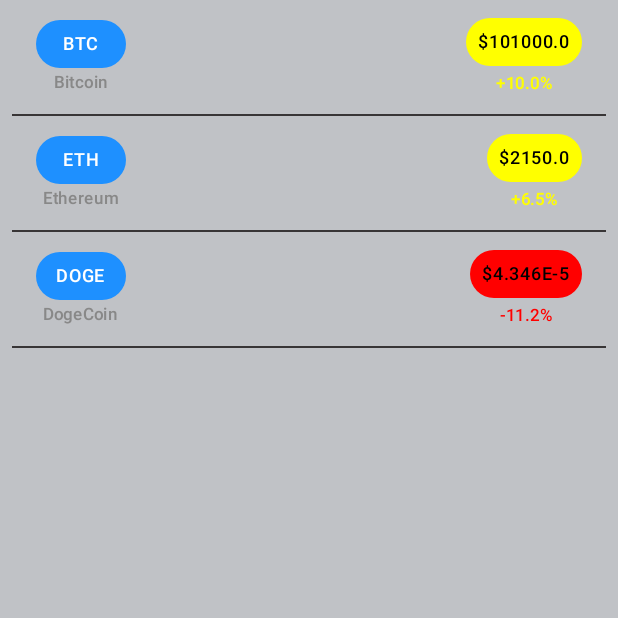
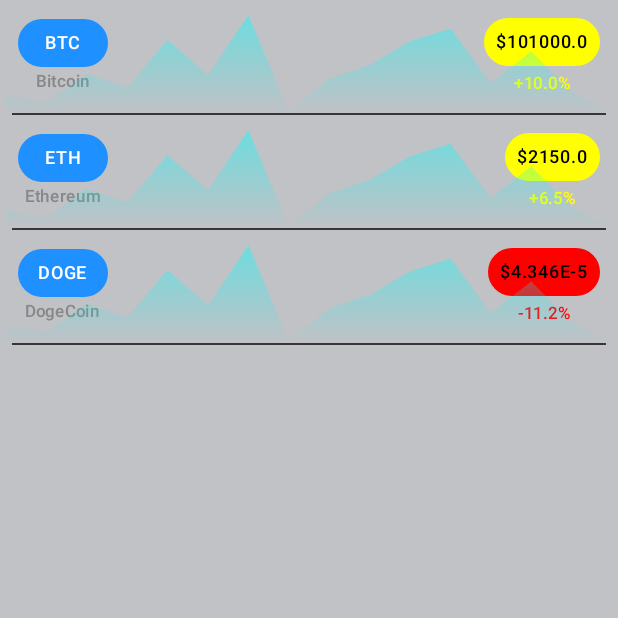
Before and after one commit to rafaelagp/CoinWatcher, an Android app built with Jetpack Compose: the composable CoinList called with sample values from the repository, on a phone screen of 412 x 824 dp, the top half of it. Run offline under Robolectric (Android 15) with nearby library versions, the phone set to English and light mode, and no system bars; our stand-ins replace constraintlayout-compose.

Commit message:
Added chart to crypto list item

```diff
--- /dev/null
+++ b/app/src/main/java/net/rafgpereira/coinwatcher/ui/common/LineChart.kt
@@ -0,0 +1,116 @@
+package net.rafgpereira.coinwatcher.ui.common
+
+import android.graphics.Paint
+import androidx.compose.foundation.Canvas
+import androidx.compose.runtime.Composable
+import androidx.compose.runtime.remember
+import androidx.compose.ui.Modifier
+import androidx.compose.ui.graphics.*
+import androidx.compose.ui.graphics.drawscope.Stroke
+import androidx.compose.ui.platform.LocalDensity
+import androidx.compose.ui.unit.dp
+import androidx.compose.ui.unit.sp
+import kotlin.math.round
+import kotlin.math.roundToInt
+
+// Derived from https://raw.githubusercontent.com/metehanbolatt/LineChartCompose/refs/heads/master/app/src/main/java/com/metehanbolat/linechartcompose/LineChart.kt
+@Composable
+fun LineChart(
+    data: List<Pair<Int, Double>> = emptyList(),
+    shouldDrawLine: Boolean = true,
+    shouldDrawFill: Boolean = true,
+    shouldDrawAxis: Boolean = true,
+    modifier: Modifier = Modifier
+) {
+    val graphColor = Color.Cyan
+    val transparentGraphColor = remember { graphColor.copy(alpha = 0.5f) }
+    val upperValue = remember { (data.maxOfOrNull { it.second }?.plus(1))?.roundToInt() ?: 0 }
+    val lowerValue = remember { (data.minOfOrNull { it.second }?.toInt() ?: 0) }
+    val density = LocalDensity.current
+
+    val textPaint = remember(density) {
+        Paint().apply {
+            color = android.graphics.Color.WHITE
+            textAlign = Paint.Align.CENTER
+            textSize = density.run { 12.sp.toPx() }
+        }
+    }
+
+    Canvas(modifier = modifier) {
+        val spacePerHour = size.width / data.size
+
+        if (shouldDrawAxis) {
+            (data.indices step 2).forEach { i ->
+                val hour = data[i].first
+                drawContext.canvas.nativeCanvas.apply {
+                    drawText(
+                        hour.toString(),
+                        i * spacePerHour,
+                        size.height,
+                        textPaint
+                    )
+                }
+            }
+
+            val priceStep = (upperValue - lowerValue) / 5f
+            (0..4).forEach { i ->
+                drawContext.canvas.nativeCanvas.apply {
+                    drawText(
+                        round(lowerValue + priceStep * i).toString(),
+                        30f,
+                        size.height - i * size.height / 5f,
+                        textPaint
+                    )
+                }
+            }
+        }
+
+        val strokePath = Path().apply {
+            val height = size.height
+            data.indices.forEach { i ->
+                val info = data[i]
+                val ratio = (info.second - lowerValue) / (upperValue - lowerValue)
+
+                val x1 = i * spacePerHour
+                val y1 = height - (ratio * height).toFloat()
+
+                if (i == 0) { moveTo(x1, y1) }
+                if (i == data.indices.count() - 1) {
+                    lineTo(x1, y1)
+                    lineTo(size.width, size.height)
+                }
+                else lineTo(x1, y1)
+            }
+        }
+
+        if (shouldDrawLine) {
+            drawPath(
+                path = strokePath,
+                color = graphColor,
+                style = Stroke(
+                    width = 2.dp.toPx(),
+                    cap = StrokeCap.Round
+                )
+            )
+        }
+
+        if (shouldDrawFill) {
+            val fillPath = android.graphics.Path(strokePath.asAndroidPath()).asComposePath().apply {
+                lineTo(size.width, size.height)
+                lineTo(0f, size.height)
+                close()
+            }
+
+            drawPath(
+                path = fillPath,
+                brush = Brush.verticalGradient(
+                    colors = listOf(
+                        transparentGraphColor,
+                        Color.Transparent
+                    ),
+                    endY = size.height
+                )
+            )
+        }
+    }
+}
--- a/app/src/main/java/net/rafgpereira/coinwatcher/ui/screen/main/MainScreen.kt
+++ b/app/src/main/java/net/rafgpereira/coinwatcher/ui/screen/main/MainScreen.kt
@@ -6,8 +6,6 @@ import androidx.compose.foundation.layout.Arrangement
 import androidx.compose.foundation.layout.Box
 import androidx.compose.foundation.layout.Column
 import androidx.compose.foundation.layout.Row
-import androidx.compose.foundation.layout.calculateEndPadding
-import androidx.compose.foundation.layout.calculateStartPadding
 import androidx.compose.foundation.layout.fillMaxHeight
 import androidx.compose.foundation.layout.fillMaxSize
 import androidx.compose.foundation.layout.fillMaxWidth
@@ -35,10 +33,12 @@ import androidx.compose.ui.Modifier
 import androidx.compose.ui.graphics.Color
 import androidx.compose.ui.res.stringResource
 import androidx.compose.ui.tooling.preview.Preview
-import androidx.compose.ui.unit.LayoutDirection
 import androidx.compose.ui.unit.dp
+import androidx.constraintlayout.compose.ChainStyle
+import androidx.constraintlayout.compose.ConstraintLayout
 import net.rafgpereira.coinwatcher.R
 import net.rafgpereira.coinwatcher.data.coins
+import net.rafgpereira.coinwatcher.ui.common.LineChart
 import net.rafgpereira.coinwatcher.ui.common.PillText
 import net.rafgpereira.coinwatcher.ui.common.ThemedAddFab
 import net.rafgpereira.coinwatcher.ui.common.ThemedTopAppBar
@@ -58,19 +58,9 @@ fun MainScreen(
         floatingActionButton = { ThemedAddFab(modifier) {} },
         floatingActionButtonPosition = FabPosition.End,
         content = { innerPadding ->
-            val startPadding = innerPadding.calculateStartPadding(LayoutDirection.Ltr)
-            val endPadding = innerPadding.calculateEndPadding(LayoutDirection.Ltr)
-            val topPadding = innerPadding.calculateTopPadding() - 40.dp
-            val bottomPadding = innerPadding.calculateBottomPadding()
-
             Column(
                 modifier = modifier
-                    .padding(
-                        top = topPadding,
-                        start = startPadding,
-                        end = endPadding,
-                        bottom = bottomPadding
-                    )
+                    .padding(innerPadding)
                     .fillMaxSize(),
                 verticalArrangement = Arrangement.Top,
                 horizontalAlignment = Alignment.CenterHorizontally
@@ -154,17 +144,51 @@ fun OrderBar(modifier: Modifier) =
 
 @Composable
 fun CoinList(modifier: Modifier, data: List<Coin>) =
-    LazyColumn(modifier = modifier.fillMaxHeight(),) {
+    LazyColumn(modifier = modifier.fillMaxHeight()) {
         items(data) {
             Column {
                 Row(
                     modifier = modifier
-                        .fillMaxWidth()
-                        .padding(horizontal = 24.dp, vertical = 12.dp),
+                        .height(75.dp)
+                        .fillMaxWidth(),
                     horizontalArrangement = Arrangement.SpaceBetween,
                     verticalAlignment = Alignment.CenterVertically
                 ) {
+                    ConstraintLayout(modifier = modifier.fillMaxWidth()) {
+                        val (name, price) = createRefs()
+                        createHorizontalChain(name, price, chainStyle = ChainStyle.SpreadInside)
+
+                        LineChart(
+                            modifier = modifier
+                                .fillMaxSize()
+                                .padding(horizontal = 4.dp),
+                            shouldDrawAxis = false,
+                            shouldDrawLine = false,
+                            data = listOf(
+                                Pair(6, 111.45),
+                                Pair(7, 111.0),
+                                Pair(8, 113.45),
+                                Pair(9, 112.25),
+                                Pair(10, 116.45),
+                                Pair(11, 113.35),
+                                Pair(12, 118.65),
+                                Pair(13, 110.15),
+                                Pair(14, 113.05),
+                                Pair(15, 114.25),
+                                Pair(16, 116.35),
+                                Pair(17, 117.45),
+                                Pair(18, 112.65),
+                                Pair(19, 115.45),
+                                Pair(20, 111.85)
+                            )
+                        )
                         Column(
+                            modifier = modifier
+                                .padding(12.dp)
+                                .constrainAs(name) {
+                                    top.linkTo(parent.top)
+                                    bottom.linkTo(parent.bottom)
+                                },
                             horizontalAlignment = Alignment.CenterHorizontally,
                             verticalArrangement = Arrangement.spacedBy(2.dp),
                         ) {
@@ -182,6 +206,12 @@ fun CoinList(modifier: Modifier, data: List<Coin>) =
                             )
                         }
                         Column(
+                            modifier = modifier
+                                .padding(12.dp)
+                                .constrainAs(price) {
+                                    top.linkTo(parent.top)
+                                    bottom.linkTo(parent.bottom)
+                                },
                             horizontalAlignment = Alignment.CenterHorizontally,
                             verticalArrangement = Arrangement.spacedBy(4.dp),
                         ) {
@@ -201,6 +231,7 @@ fun CoinList(modifier: Modifier, data: List<Coin>) =
                                 style = MaterialTheme.typography.labelSmall,
                                 color = valueColor,
                             )
+                        }
                     }
                 }
                 Box(
```
Lines whose indentation alone changed are shown as unchanged.
